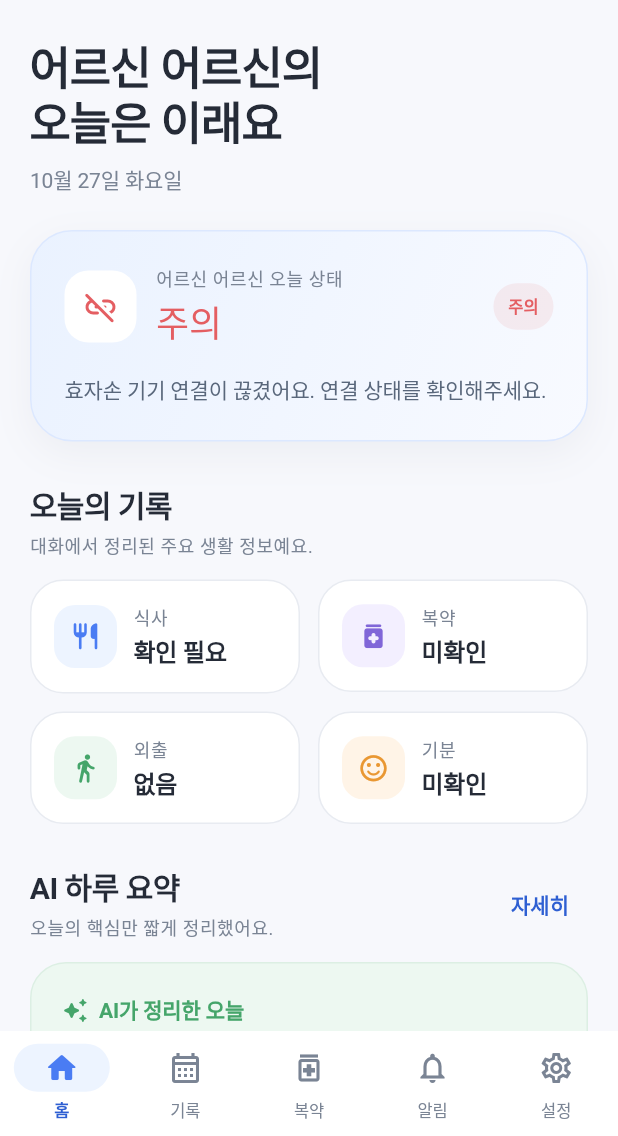
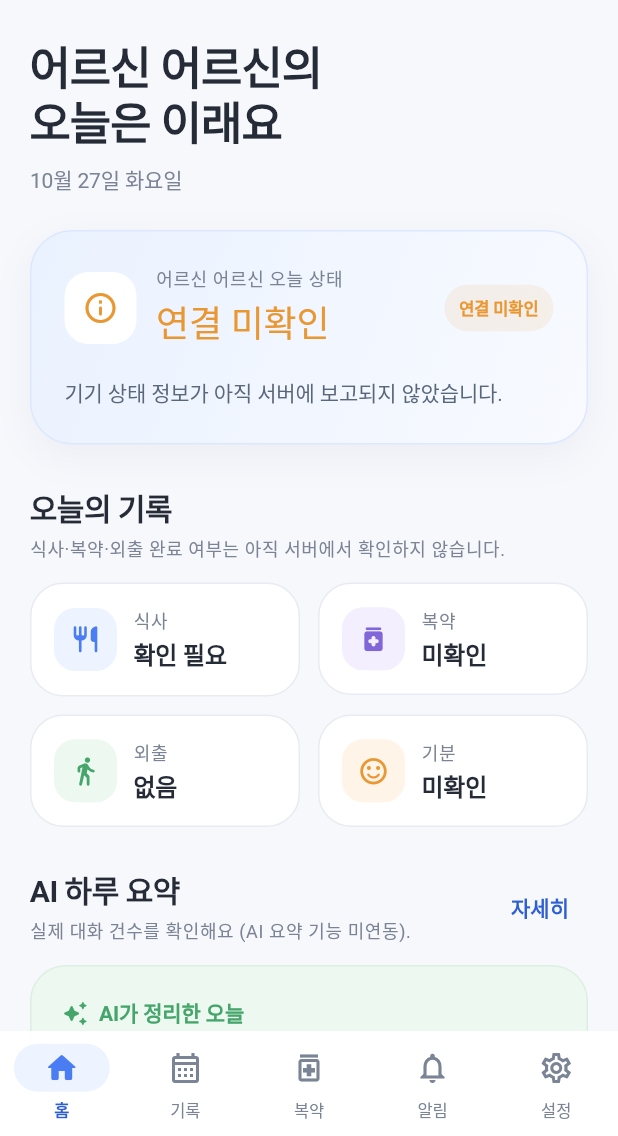
Before and after one commit to deta6033/hyojason_app, a Flutter app: the MainShell screen opened directly, on a phone screen of 412 x 824 dp, the part 100-1236 px from its top. Run offline on Flutter 3.47's test engine with Material 3 defaults, Android fonts, the light colour scheme and no system bars; our stand-ins replace cloud_firestore, firebase_auth, firebase_core, flutter_local_notifications, flutter_timezone, shared_preferences and 1 more; accounts and stored records are empty; generated files the repository leaves out were written again; Roboto replaces fonts that are missing (Jalnan).

Commit message:
feat: connect existing Flutter screens to authenticated real Firebase data

```diff
--- a/lib/screens/home_screen.dart
+++ b/lib/screens/home_screen.dart
@@ -54,14 +54,14 @@ class HomeScreen extends StatelessWidget {
             const SizedBox(height: 30),
             const _SectionHeader(
               title: '오늘의 기록',
-              subtitle: '대화에서 정리된 주요 생활 정보예요.',
+              subtitle: '식사·복약·외출 완료 여부는 아직 서버에서 확인하지 않습니다.',
             ),
             const SizedBox(height: 14),
             _DailyMetrics(record: record),
             const SizedBox(height: 30),
             _SectionHeader(
               title: 'AI 하루 요약',
-              subtitle: '오늘의 핵심만 짧게 정리했어요.',
+              subtitle: '실제 대화 건수를 확인해요 (AI 요약 기능 미연동).',
               actionText: '자세히',
               onTap: () => Navigator.push(
                 context,
@@ -105,7 +105,7 @@ class HomeScreen extends StatelessWidget {
             const SizedBox(height: 30),
             const _SectionHeader(
               title: '효자손 기기',
-              subtitle: '연결 상태와 배터리를 확인해요.',
+              subtitle: '서버에 보고된 상태만 표시해요.',
             ),
             const SizedBox(height: 14),
             _DeviceCard(device: device),
@@ -120,35 +120,17 @@ class HomeScreen extends StatelessWidget {
     DailyRecord record,
     DeviceStatus device,
   ) {
-    if (!device.connected || state.demoScenario == DemoScenario.noConversation) {
+    if (!device.connected) {
       return (
-        '주의',
-        AppTheme.danger,
-        !device.connected
-            ? '효자손 기기 연결이 끊겼어요. 연결 상태를 확인해주세요.'
-            : '최근 24시간 동안 새로운 대화가 확인되지 않았어요.',
-        !device.connected
-            ? Icons.link_off_rounded
-            : Icons.mark_chat_unread_rounded,
-      );
-    }
-    if (!record.medicine || device.battery <= 15) {
-      return (
-        '확인 필요',
-        AppTheme.warning,
-        !record.medicine
-            ? '확인이 필요한 복약 기록이 있어요.'
-            : '효자손 기기의 배터리가 부족해요.',
-        !record.medicine
-            ? Icons.medication_rounded
-            : Icons.battery_alert_rounded,
+        '연결 미확인', AppTheme.warning,
+        '기기 상태 정보가 아직 서버에 보고되지 않았습니다.',
+        Icons.info_outline_rounded,
       );
     }
     return (
-      '안정적',
-      AppTheme.success,
-      '식사·복약·대화 기록에서 특별한 이상 징후가 없어요.',
-      Icons.favorite_rounded,
+      '기기 연결', AppTheme.success,
+      '최근 기기 상태 신호가 확인되었습니다. 생활 상태는 별도로 확인해주세요.',
+      Icons.wifi_rounded,
     );
   }
 }
@@ -670,7 +652,7 @@ class _DeviceCard extends StatelessWidget {
               borderRadius: BorderRadius.circular(999),
             ),
             child: Text(
-              '${device.battery}%',
+              device.battery < 0 ? '—' : '${device.battery}%',
               style: TextStyle(
                 color: stateColor,
                 fontWeight: FontWeight.w700,
```
